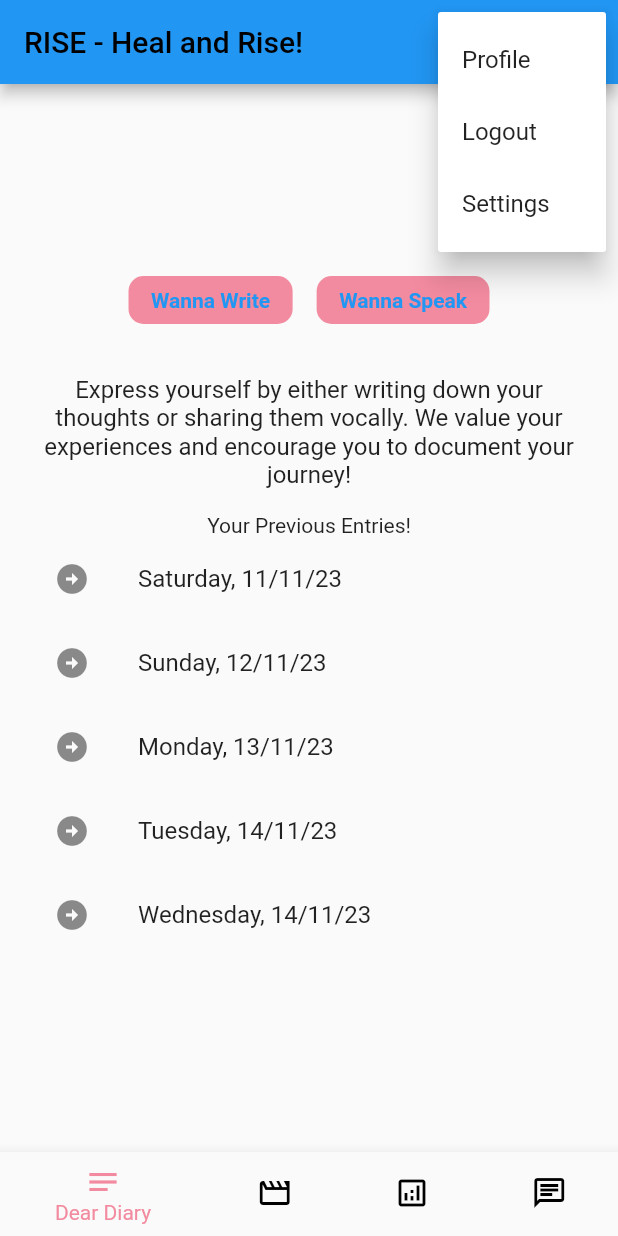
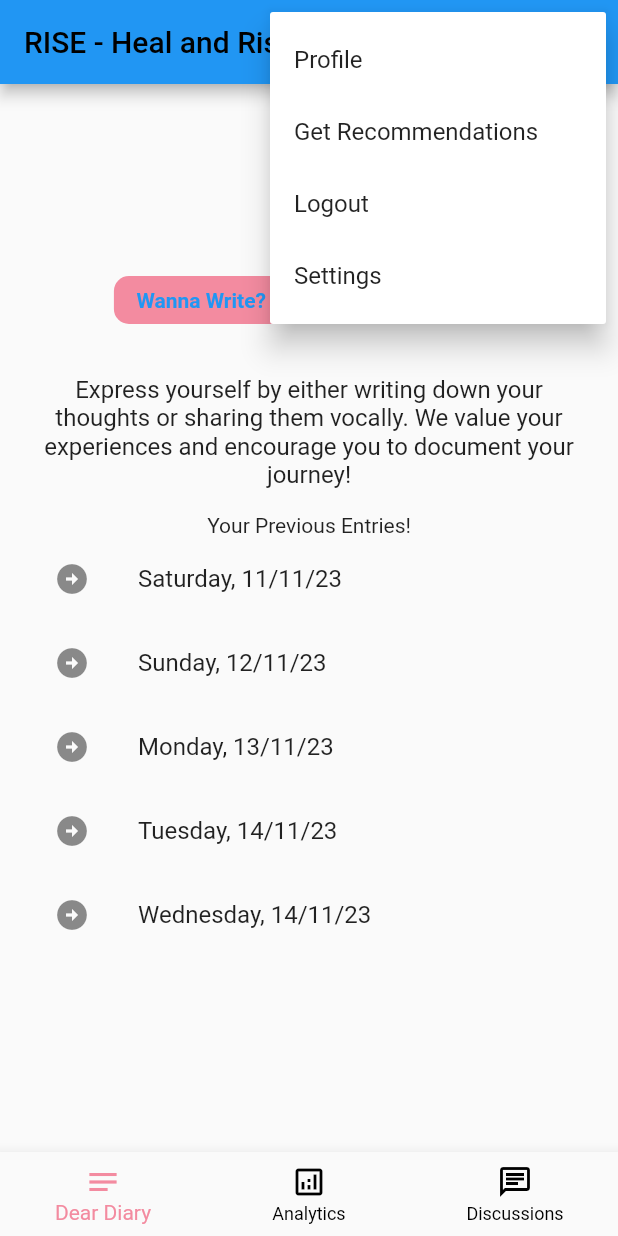
Before and after one commit to manasvvi1/Rise, a Flutter app: the MyNavBar screen opened directly, after a tap on the "more vert" icon, on a phone screen of 412 x 824 dp. Run offline on Flutter 3.47's test engine with Material 2 defaults, Android fonts, the phone set to English and light mode, and no system bars; our stand-ins replace cloud_firestore, firebase_auth, firebase_core; accounts and stored records are empty; network calls fail.

Commit message:
input added in dear diary

```diff
--- a/lib/diary.dart
+++ b/lib/diary.dart
@@ -1,5 +1,6 @@
 import 'package:flutter/material.dart';
 import 'package:rise/constants.dart';
+import 'package:rise/diary_entry.dart';
 
 class DearDiary extends StatefulWidget {
   const DearDiary({Key? key}) : super(key: key);
@@ -23,9 +24,6 @@ class _DearDiaryState extends State<DearDiary> {
                   style: TextButton.styleFrom(
                     padding: EdgeInsets.zero,
                   ),
-                  onPressed: () {
-                    // Add functionality for CONTACT US button
-                  },
                   child: Container(
                     padding:
                     EdgeInsets.symmetric(vertical: 8, horizontal: 15),
@@ -34,13 +32,17 @@ class _DearDiaryState extends State<DearDiary> {
                       borderRadius: BorderRadius.circular(10),
                     ),
                     child: Text(
-                      'Wanna Write',
+                      'Wanna Write?',
                       style: TextStyle(
-                        fontWeight: FontWeight.bold,
-                      ),
+                        fontWeight: FontWeight.bold,),
                       textAlign: TextAlign.center,
-                    ),
-                  ),
+                    ),),
+                  onPressed: (){
+                    Navigator.push(
+                      context,
+                      MaterialPageRoute(builder: (context) => DiaryEntry()),
+                    );
+                  },
                 ),
                 SizedBox(width: 16), // Add spacing between buttons
                 TextButton(
@@ -50,6 +52,10 @@ class _DearDiaryState extends State<DearDiary> {
                   onPressed: () {
                     // Add functionality for the second button
                   },
+                  child: TextButton(
+                    style: TextButton.styleFrom(
+                      padding: EdgeInsets.zero,
+                    ),
                     child: Container(
                       padding:
                       EdgeInsets.symmetric(vertical: 8, horizontal: 15),
@@ -58,12 +64,12 @@ class _DearDiaryState extends State<DearDiary> {
                         borderRadius: BorderRadius.circular(10),
                       ),
                       child: Text(
-                      'Wanna Speak',
+                        'Wanna Record?',
                         style: TextStyle(
-                        fontWeight: FontWeight.bold,
-                      ),
+                          fontWeight: FontWeight.bold,),
                         textAlign: TextAlign.center,
-                    ),
+                      ),),
+                    onPressed: (){},
                   ),
                 ),
               ],
--- a/lib/navigationBar.dart
+++ b/lib/navigationBar.dart
@@ -2,6 +2,7 @@ import 'package:flutter/material.dart';
 import 'package:rise/analytics.dart';
 import 'package:rise/constants.dart';
 import 'package:rise/diary.dart';
+import 'package:rise/home.dart';
 import 'package:rise/screens/discussion/DiscussionScreen.dart';
 import 'package:rise/profile.dart';
 import 'package:rise/recommendations.dart';
@@ -17,7 +18,7 @@ class _MyNavBarState extends State<MyNavBar> {
   int _selectedIndex = 0;
   static const List<Widget> _widgetOptions = <Widget>[
     DearDiary(),
-    Recommendations(),
+    // Recommendations(),
     Analytics(),
     Discussions()
   ];
@@ -35,9 +36,14 @@ class _MyNavBarState extends State<MyNavBar> {
             context,
             MaterialPageRoute(builder: (context) => Profile()));
         break;
+      case 'Get Recommendations':
+        break;
       case 'Settings':
         break;
       case 'Logout':
+        Navigator.push(
+            context,
+            MaterialPageRoute(builder: (context) => Home()));
         break;
     }
   }
@@ -51,7 +57,7 @@ class _MyNavBarState extends State<MyNavBar> {
           PopupMenuButton<String>(
             onSelected: handleClick,
             itemBuilder: (BuildContext context) {
-              return {'Profile','Logout', 'Settings'}.map((String choice) {
+              return {'Profile', 'Get Recommendations', 'Logout', 'Settings'}.map((String choice) {
                 return PopupMenuItem<String>(
                   value: choice,
                   child: Text(choice),
@@ -71,11 +77,11 @@ class _MyNavBarState extends State<MyNavBar> {
             label: 'Dear Diary',
             // backgroundColor: Colors.green
           ),
-          BottomNavigationBarItem(
-            icon: Icon(Icons.movie_outlined),
-            label: 'Recommendations',
-            // backgroundColor: Colors.yellow
-          ),
+          // BottomNavigationBarItem(
+          //   icon: Icon(Icons.movie_outlined),
+          //   label: 'Recommendations',
+          //   // backgroundColor: Colors.yellow
+          // ),
           BottomNavigationBarItem(
             icon: Icon(Icons.analytics_outlined),
             label: 'Analytics',
```
Also changed, not shown: lib/diary_entry.dart (+41 -22 lines). Lines whose indentation alone changed are shown as unchanged.
